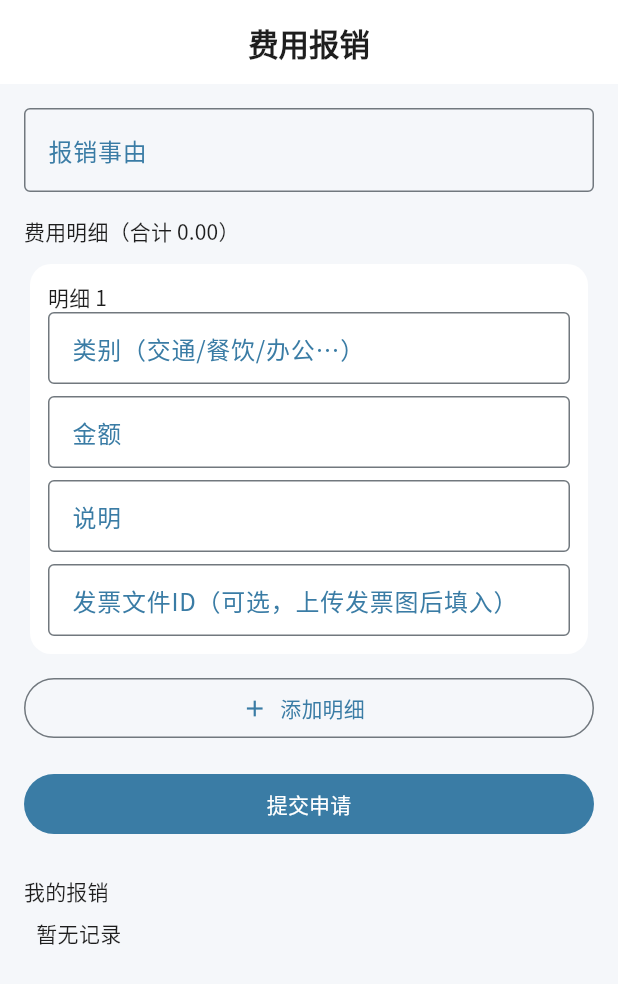
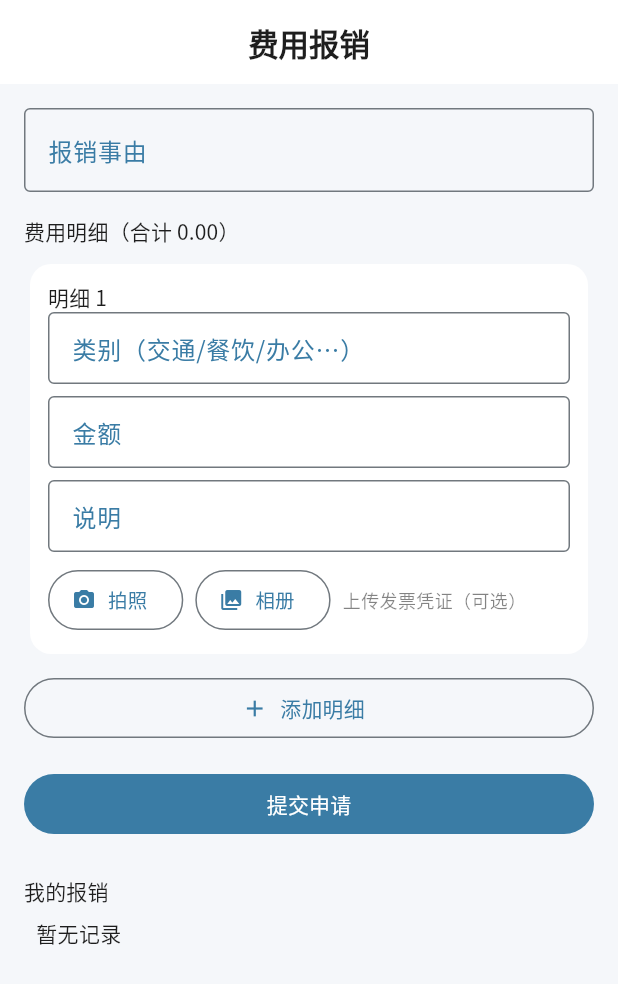
Before and after one commit to tx7do/go-wind-oa, a Flutter app: the OaExpensePage screen opened by its route, on a phone screen of 412 x 824 dp. Shown: the top 984 px of the screen. Run offline on Flutter 3.47's test engine with Material 3 defaults, Android fonts, the phone set to English and light mode, and no system bars; our stand-ins replace bloc, connectivity_plus, dio, equatable, flutter_bloc, flutter_dotenv and 11 more; missing offline and left inert: cached_query, encrypt, jose, language_code, network_info_plus, protobuf and 1 more; accounts and stored records are empty; network calls fail.

Commit message:
feat(oa): mobile 發票拍照/相冊直傳
- image_picker 依賴 + iOS 相機/相冊權限聲明
- FileUploadService：Dio multipart 上傳 /app/v1/file/upload，返回 fileId
- 報銷明細卡：拍照/相冊按鈕 + 上傳中/已上傳（文件 #id）狀態，自動回填 invoiceFileId（替換手填 ID）

```diff
--- a/frontend/mobile/lib/src/features/oa/pages/expense/oa_expense_page.dart
+++ b/frontend/mobile/lib/src/features/oa/pages/expense/oa_expense_page.dart
@@ -1,8 +1,10 @@
 import 'package:flutter/material.dart';
 
 import 'package:flutter_app/src/features/oa/services/expense_service.dart';
+import 'package:flutter_app/src/features/oa/services/file_upload_service.dart';
 import 'package:flutter_app/src/core/transport/http/status.dart';
 import 'package:flutter_app/generated/api/app/service/v1/index.dart' as oaApi;
+import 'package:image_picker/image_picker.dart';
 
 /// 报销申请页（含多行费用明细）。
 ///
@@ -17,6 +19,7 @@ class OaExpensePage extends StatefulWidget {
 
 class _OaExpensePageState extends State<OaExpensePage> {
   final _service = ExpenseService();
+  final _uploadService = FileUploadService();
   final _formKey = GlobalKey<FormState>();
   final _titleCtrl = TextEditingController();
 
@@ -63,7 +66,7 @@ class _OaExpensePageState extends State<OaExpensePage> {
               category: item.category.text,
               amount: double.tryParse(item.amount.text) ?? 0,
               description: item.description.text,
-              invoiceFileId: int.tryParse(item.invoiceFileId.text),
+              invoiceFileId: item.invoiceFileId,
             ))
         .toList();
     final result = await _service.submit(title: _titleCtrl.text, items: items);
@@ -80,6 +83,38 @@ class _OaExpensePageState extends State<OaExpensePage> {
         item.clear();
       }
       _loadApplications();
+    }
+  }
+
+  /// 拍照/相册选图 → multipart 上传 → 回填明细的 invoiceFileId。
+  Future<void> _pickInvoice(int itemIndex, ImageSource source) async {
+    final picker = ImagePicker();
+    XFile? image;
+    try {
+      image = await picker.pickImage(
+        source: source,
+        maxWidth: 1920,
+        imageQuality: 85,
+      );
+    } catch (_) {
+      image = null;
+    }
+    if (image == null || !mounted || itemIndex >= _items.length) return;
+
+    setState(() => _items[itemIndex].invoiceUploading = true);
+    final result = await _uploadService.uploadInvoice(image);
+    if (!mounted) return;
+    setState(() => _items[itemIndex].invoiceUploading = false);
+    if (result is UploadedInvoice) {
+      setState(() => _items[itemIndex].invoiceFileId = result.fileId);
+      if (mounted) {
+        ScaffoldMessenger.of(context)
+          ..hideCurrentSnackBar()
+          ..showSnackBar(const SnackBar(content: Text('发票已上传')));
+      }
+    } else if (result is Status) {
+      ScaffoldMessenger.of(context)
+          .showSnackBar(SnackBar(content: Text(result.message ?? '上传失败')));
     }
   }
 
@@ -130,6 +165,7 @@ class _OaExpensePageState extends State<OaExpensePage> {
                         _items.removeAt(entry.key);
                       }),
                       onChanged: () => setState(() {}),
+                      onPickInvoice: _pickInvoice,
                     ),
                   ),
                 ),
@@ -172,24 +208,28 @@ class _OaExpensePageState extends State<OaExpensePage> {
 }
 
 /// 明细草稿（本地 TextEditingController 集）。
+///
+/// 发票凭证经拍照/相册上传后自动回填 [invoiceFileId]，
+/// [invoiceUploading] 驱动按钮加载态。
 class _ItemDraft {
   final category = TextEditingController();
   final amount = TextEditingController();
   final description = TextEditingController();
-  final invoiceFileId = TextEditingController();
+  int? invoiceFileId;
+  bool invoiceUploading = false;
 
   void dispose() {
     category.dispose();
     amount.dispose();
     description.dispose();
-    invoiceFileId.dispose();
   }
 
   void clear() {
     category.clear();
     amount.clear();
     description.clear();
-    invoiceFileId.clear();
+    invoiceFileId = null;
+    invoiceUploading = false;
   }
 }
 
@@ -199,6 +239,7 @@ class _ItemCard extends StatelessWidget {
   final bool canRemove;
   final VoidCallback onRemove;
   final VoidCallback onChanged;
+  final void Function(int itemIndex, ImageSource source) onPickInvoice;
 
   const _ItemCard({
     required this.draft,
@@ -206,6 +247,7 @@ class _ItemCard extends StatelessWidget {
     required this.canRemove,
     required this.onRemove,
     required this.onChanged,
+    required this.onPickInvoice,
   });
 
   @override
@@ -255,17 +297,73 @@ class _ItemCard extends StatelessWidget {
                   labelText: '说明', border: OutlineInputBorder(), isDense: true),
             ),
             const SizedBox(height: 8),
-            TextFormField(
-              controller: draft.invoiceFileId,
-              keyboardType: TextInputType.number,
-              decoration: const InputDecoration(
-                  labelText: '发票文件ID（可选，上传发票图后填入）',
-                  border: OutlineInputBorder(),
-                  isDense: true),
-            ),
+            _InvoicePickerRow(draft: draft, index: index, onPick: onPickInvoice),
           ],
         ),
       ),
     );
   }
 }
+
+
+/// 发票凭证选择行：拍照/相册按钮 + 上传中/已上传状态。
+class _InvoicePickerRow extends StatelessWidget {
+  final _ItemDraft draft;
+  final int index;
+  final void Function(int itemIndex, ImageSource source) onPick;
+
+  const _InvoicePickerRow({
+    required this.draft,
+    required this.index,
+    required this.onPick,
+  });
+
+  @override
+  Widget build(BuildContext context) {
+    final theme = Theme.of(context);
+    if (draft.invoiceUploading) {
+      return const Row(
+        children: [
+          SizedBox(
+              width: 16,
+              height: 16,
+              child: CircularProgressIndicator(strokeWidth: 2)),
+          SizedBox(width: 8),
+          Text('发票上传中…', style: TextStyle(fontSize: 13)),
+        ],
+      );
+    }
+    if (draft.invoiceFileId != null) {
+      return Row(
+        children: [
+          Icon(Icons.check_circle_outline,
+              size: 16, color: theme.colorScheme.primary),
+          const SizedBox(width: 6),
+          Text('发票已上传（文件 #${draft.invoiceFileId}）',
+              style: TextStyle(
+                  fontSize: 13, color: theme.colorScheme.onSurface)),
+        ],
+      );
+    }
+    return Row(
+      children: [
+        OutlinedButton.icon(
+          onPressed: () => onPick(index, ImageSource.camera),
+          icon: const Icon(Icons.photo_camera, size: 16),
+          label: const Text('拍照', style: TextStyle(fontSize: 13)),
+        ),
+        const SizedBox(width: 8),
+        OutlinedButton.icon(
+          onPressed: () => onPick(index, ImageSource.gallery),
+          icon: const Icon(Icons.photo_library, size: 16),
+          label: const Text('相册', style: TextStyle(fontSize: 13)),
+        ),
+        const SizedBox(width: 8),
+        Text('上传发票凭证（可选）',
+            style: TextStyle(
+                fontSize: 12,
+                color: theme.colorScheme.onSurface.withAlpha(140))),
+      ],
+    );
+  }
+}
--- /dev/null
+++ b/frontend/mobile/lib/src/features/oa/services/file_upload_service.dart
@@ -0,0 +1,53 @@
+import 'package:dio/dio.dart' show DioException, FormData, MultipartFile;
+import 'package:get_it/get_it.dart' show GetIt;
+import 'package:dio/dio.dart' show Dio;
+import 'package:image_picker/image_picker.dart' show XFile;
+
+import 'package:flutter_app/src/core/services/base_service.dart';
+import 'package:flutter_app/src/core/transport/http/status.dart';
+
+/// 发票文件上传结果。
+class UploadedInvoice {
+  final int fileId;
+  final String objectUrl;
+
+  const UploadedInvoice({required this.fileId, required this.objectUrl});
+}
+
+/// 文件上传服务（multipart 流式）。
+///
+/// 报销发票凭证：拍一张/选一张 → multipart POST /app/v1/file/upload →
+/// 返回落库的 fileId（报销明细 invoiceFileId 引用）与对象下载地址。
+/// 上传经全局注册的 Dio（带鉴权拦截器），失败返回 [Status]。
+class FileUploadService extends BaseService {
+  FileUploadService() : super(tag: 'FileUploadService');
+
+  Dio get _dio => GetIt.instance<Dio>();
+
+  /// 上传发票图片。fileName 为展示用的原始文件名。
+  Future<dynamic> uploadInvoice(XFile image, {String? fileName}) async {
+    try {
+      final form = FormData.fromMap({
+        'file': await MultipartFile.fromFile(
+          image.path,
+          filename: fileName ?? image.name,
+        ),
+        'sourceFileName': fileName ?? image.name,
+      });
+      final resp = await _dio.post('/app/v1/file/upload', data: form);
+      final data = resp.data;
+      if (data is Map<String, dynamic>) {
+        final fileId = data['fileId'];
+        if (fileId != null && fileId != 0) {
+          return UploadedInvoice(
+            fileId: fileId is int ? fileId : int.tryParse('$fileId') ?? 0,
+            objectUrl: '${data['objectName'] ?? ''}',
+          );
+        }
+      }
+      return Status(code: 0, reason: 'upload', message: '上传响应缺少 fileId');
+    } on DioException catch (e) {
+      return handleDioError(e);
+    }
+  }
+}
--- a/frontend/mobile/pubspec.yaml
+++ b/frontend/mobile/pubspec.yaml
@@ -126,6 +126,7 @@ dependencies:
   retrofit: ^4.9.2
   flutter_markdown: ^0.7.7+1
   flutter_widget_from_html: ^0.17.2
+  image_picker: ^1.2.3
 
 dev_dependencies:
   flutter_test:
```
Also changed, not shown: frontend/mobile/lib/generated/api/app/service/v1/index.dart, frontend/mobile/pubspec.lock, 7 other files.
